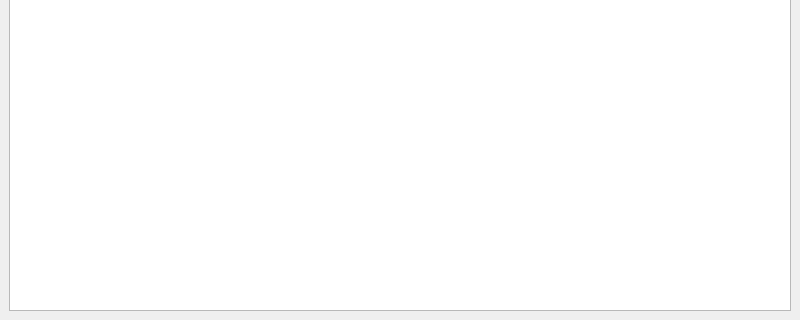
The window that main.ui (FrndlyFox/yandex) describes before a commit, drawn with Qt 5; both pictures show x 0 to 800 and y 280 to 600 of the 800 by 600 pixel window.
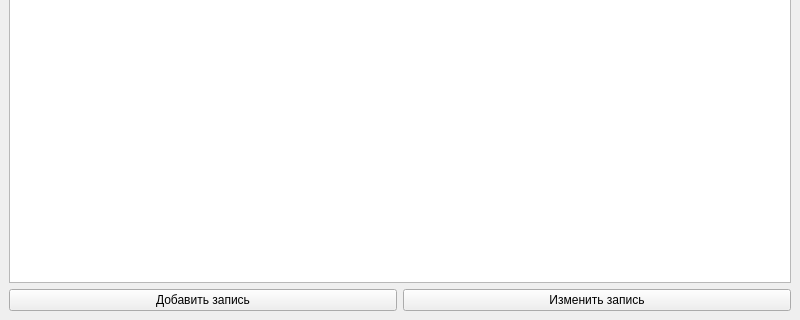
The same window after the commit.

Diff of the .ui file:
```diff
--- a/main.ui
+++ b/main.ui
@@ -15,9 +15,6 @@
   </property>
   <widget class="QWidget" name="centralwidget">
    <layout class="QVBoxLayout" name="verticalLayout">
-    <property name="spacing">
-     <number>6</number>
-    </property>
     <property name="leftMargin">
      <number>9</number>
     </property>
@@ -40,6 +37,24 @@
     <item>
      <widget class="QTableView" name="table"/>
     </item>
+    <item>
+     <layout class="QHBoxLayout" name="horizontalLayout">
+      <item>
+       <widget class="QPushButton" name="add_btn">
+        <property name="text">
+         <string>Добавить запись</string>
+        </property>
+       </widget>
+      </item>
+      <item>
+       <widget class="QPushButton" name="edit_btn">
+        <property name="text">
+         <string>Изменить запись</string>
+        </property>
+       </widget>
+      </item>
+     </layout>
+    </item>
    </layout>
   </widget>
  </widget>
```
